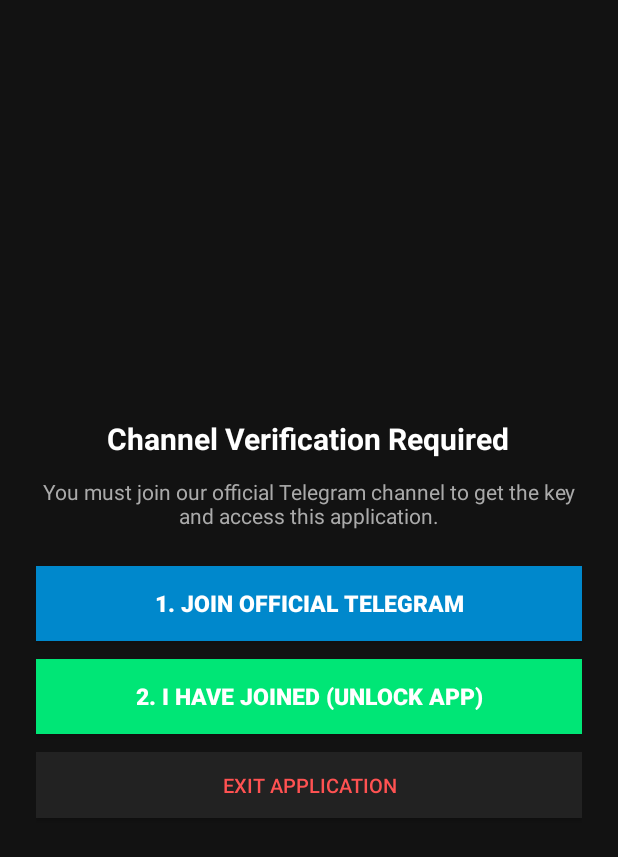
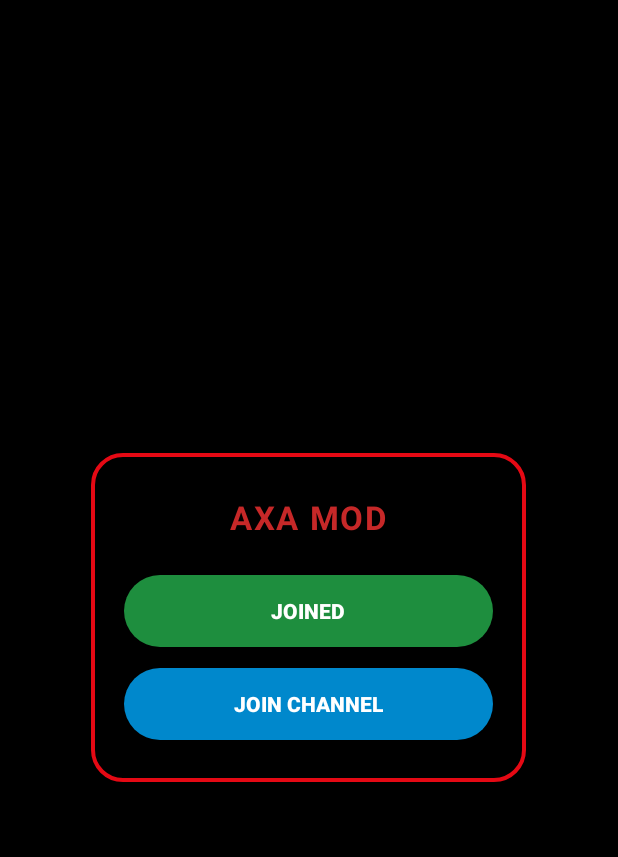
Before and after one commit to rabindrabypass2/king-cheats-key, an Android app: the layout activity_main.xml on its own in the app's theme, with its tools: preview values and no code run, on a phone screen of 412 x 824 dp. Shown: the top 857 px of the screen. Run offline under Robolectric (Android 15) with nearby library versions, the phone set to English and light mode, and no system bars.

Commit message:
feat: AXA MOD custom dialog overlay

```diff
--- a/app/src/main/res/layout/activity_main.xml
+++ b/app/src/main/res/layout/activity_main.xml
@@ -2,7 +2,7 @@
 <FrameLayout xmlns:android="http://schemas.android.com/apk/res/android"
     android:layout_width="match_parent"
     android:layout_height="match_parent"
-    android:background="#121212">
+    android:background="#000000">
 
     <!-- Full Screen Main WebView -->
     <WebView
@@ -20,66 +20,65 @@
         android:visibility="gone"
         android:progressTint="#00E676" />
 
-    <!-- Overlay when locked -->
-    <LinearLayout
+    <!-- AXA MOD Custom Dialog Overlay Matching Screenshot -->
+    <FrameLayout
         android:id="@+id/lockOverlay"
         android:layout_width="match_parent"
         android:layout_height="match_parent"
-        android:background="#121212"
-        android:gravity="center"
-        android:orientation="vertical"
-        android:padding="24dp"
+        android:background="#000000"
+        android:clickable="true"
+        android:focusable="true"
         android:visibility="visible">
 
+        <!-- Centered Red Bordered Card -->
+        <LinearLayout
+            android:layout_width="290dp"
+            android:layout_height="wrap_content"
+            android:layout_gravity="center"
+            android:background="@drawable/dialog_card_bg"
+            android:orientation="vertical"
+            android:paddingStart="22dp"
+            android:paddingEnd="22dp"
+            android:paddingTop="28dp"
+            android:paddingBottom="28dp"
+            android:gravity="center">
+
+            <!-- Title: AXA MOD in red bold -->
             <TextView
+                android:id="@+id/tvDialogTitle"
                 android:layout_width="wrap_content"
                 android:layout_height="wrap_content"
-            android:text="Channel Verification Required"
-            android:textColor="#FFFFFF"
-            android:textSize="20sp"
+                android:text="AXA MOD"
+                android:textColor="#C62828"
+                android:textSize="22sp"
                 android:textStyle="bold"
-            android:gravity="center"
-            android:layout_marginBottom="12dp" />
-
-        <TextView
-            android:layout_width="wrap_content"
-            android:layout_height="wrap_content"
-            android:text="You must join our official Telegram channel to get the key and access this application."
-            android:textColor="#AAAAAA"
-            android:textSize="14sp"
-            android:gravity="center"
+                android:letterSpacing="0.05"
                 android:layout_marginBottom="24dp" />
 
-        <Button
-            android:id="@+id/btnJoinTelegramOverlay"
+            <!-- JOINED Button (Green Pill) -->
+            <androidx.appcompat.widget.AppCompatButton
+                android:id="@+id/btnJoined"
                 android:layout_width="match_parent"
-            android:layout_height="50dp"
-            android:text="1. Join Official Telegram"
-            android:textSize="15sp"
+                android:layout_height="48dp"
+                android:background="@drawable/btn_joined_bg"
+                android:text="JOINED"
                 android:textColor="#FFFFFF"
+                android:textSize="14sp"
                 android:textStyle="bold"
-            android:background="#0088CC"
-            android:layout_marginBottom="12dp" />
+                android:layout_marginBottom="14dp" />
 
-        <Button
-            android:id="@+id/btnVerifyJoined"
+            <!-- JOIN CHANNEL Button (Blue Pill) -->
+            <androidx.appcompat.widget.AppCompatButton
+                android:id="@+id/btnJoinChannel"
                 android:layout_width="match_parent"
-            android:layout_height="50dp"
-            android:text="2. I Have Joined (Unlock App)"
-            android:textSize="15sp"
+                android:layout_height="48dp"
+                android:background="@drawable/btn_channel_bg"
+                android:text="JOIN CHANNEL"
                 android:textColor="#FFFFFF"
-            android:textStyle="bold"
-            android:background="#00E676"
-            android:layout_marginBottom="12dp" />
+                android:textSize="14sp"
+                android:textStyle="bold" />
 
-        <Button
-            android:id="@+id/btnExitApp"
-            android:layout_width="match_parent"
-            android:layout_height="44dp"
-            android:text="Exit Application"
-            android:textSize="13sp"
-            android:textColor="#FF5252"
-            android:background="#222222" />
         </LinearLayout>
+    </FrameLayout>
 
 </FrameLayout>
```
Lines whose indentation alone changed are shown as unchanged.
